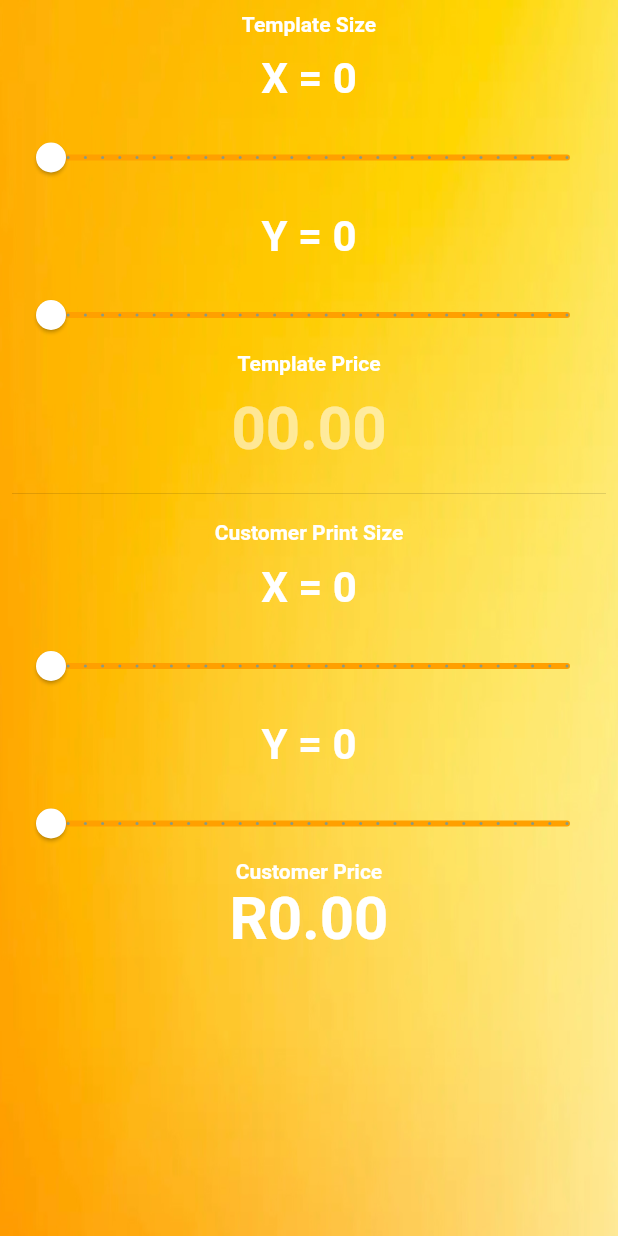
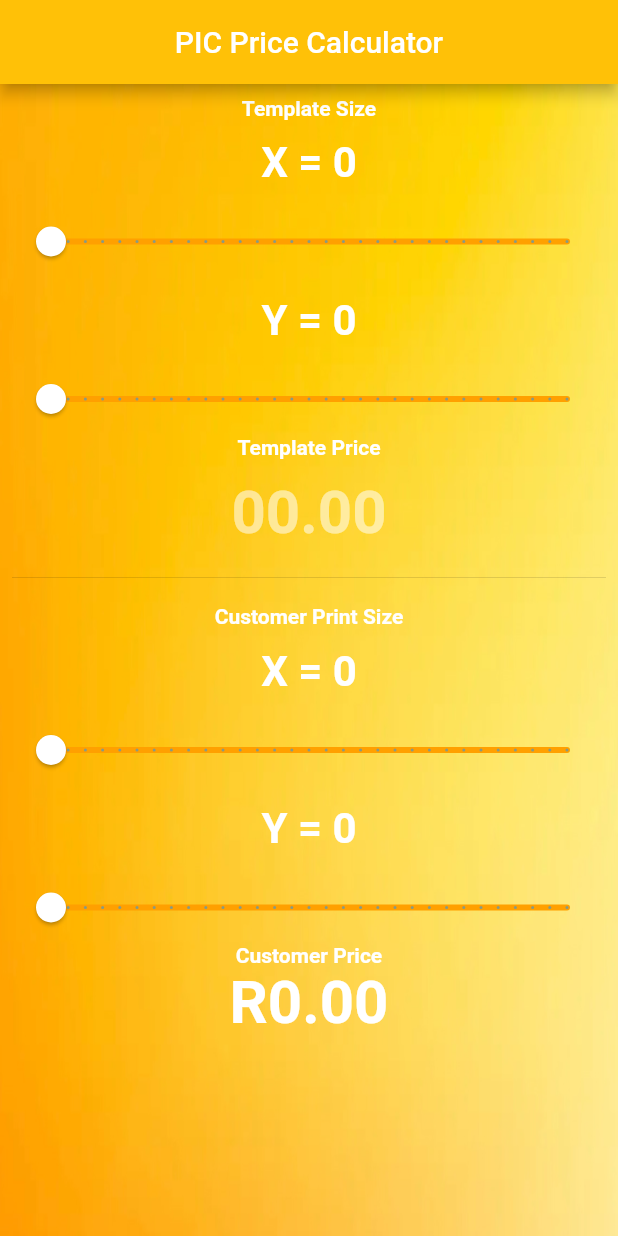
Before and after one commit to Morne-le-Roux/PIC_Price_Calculator, a Flutter app: the screen it shows after launch, on a phone screen of 412 x 824 dp. Run offline on Flutter 3.47's test engine with Material 2 defaults, Android fonts, the phone set to English and light mode, and no system bars.

Commit message:
Added Back Appbar

```diff
--- a/lib/calculatorsceeen.dart
+++ b/lib/calculatorsceeen.dart
@@ -25,6 +25,10 @@ class _CalculatorScreenState extends State<CalculatorScreen> {
   @override
   Widget build(BuildContext context) {
     return Scaffold(
+      appBar: AppBar(
+          backgroundColor: Colors.amber,
+          title: Center(child: Text("PIC Price Calculator"))),
+
       backgroundColor: Colors.transparent,
 
 //BACKGROUND IMAGE OPEN
```
